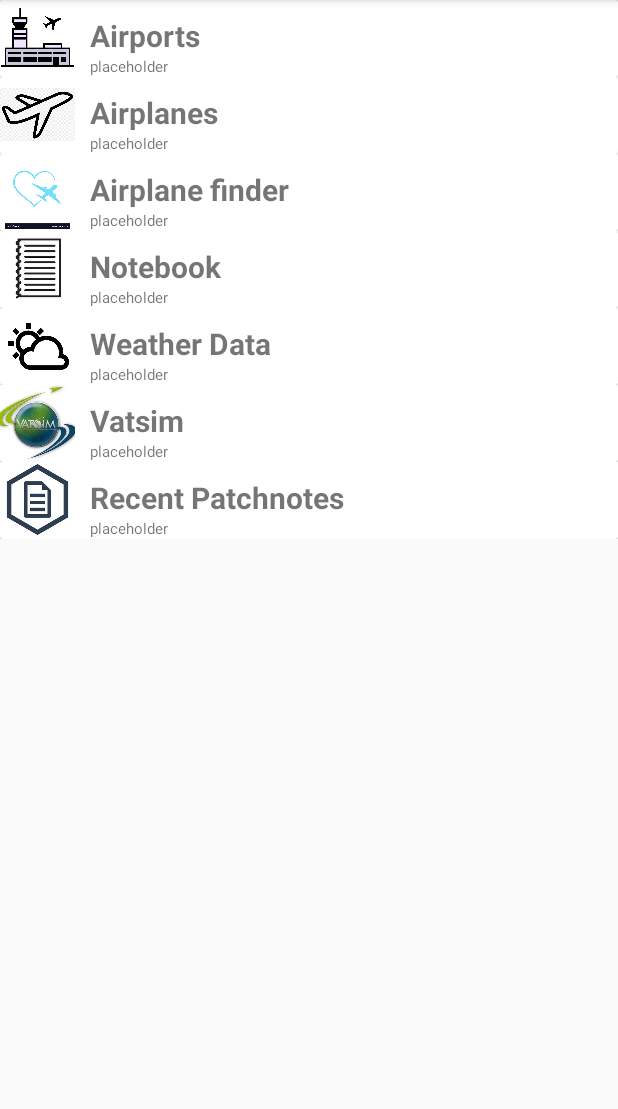
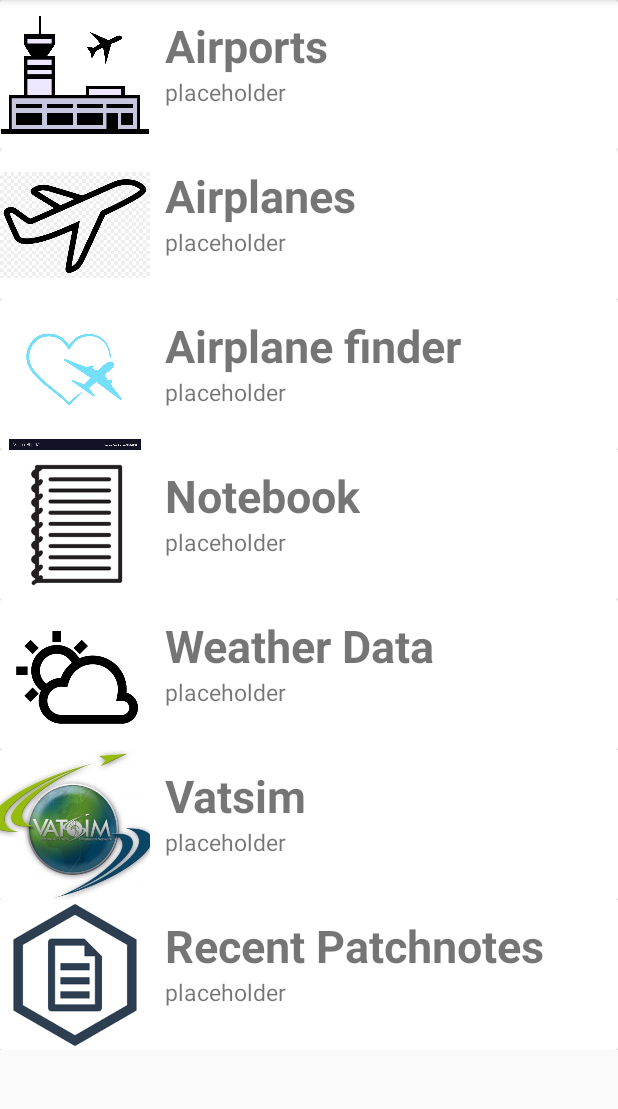
Before and after one commit to capitain96/AndroidProject, an Android app: the MainMenu screen opened directly, with no data from a screen before it, on a phone screen of 412 x 824 dp, the part 84-1193 px from its top. Run offline under Robolectric (Android 15) with nearby library versions, the phone set to English and light mode, and no system bars.

Commit message:
No idea what I changed here

```diff
--- a/app/src/main/res/layout/menu_row.xml
+++ b/app/src/main/res/layout/menu_row.xml
@@ -16,8 +16,8 @@
 
             <ImageView
                 android:id="@+id/menuItemImage"
-                android:layout_width="50dp"
-                android:layout_height="50dp"
+                android:layout_width="100dp"
+                android:layout_height="100dp"
                 app:srcCompat="@mipmap/ic_launcher" />
 
             <TextView
@@ -28,7 +28,7 @@
                 android:layout_marginLeft="10dp"
                 android:layout_marginTop="10dp"
                 android:text="Title"
-                android:textSize="20dp"
+                android:textSize="30dp"
                 android:textStyle="bold"
                 app:layout_constraintStart_toEndOf="@+id/menuItemImage"
                 app:layout_constraintTop_toTopOf="parent" />
@@ -38,7 +38,7 @@
                 android:layout_width="wrap_content"
                 android:layout_height="wrap_content"
                 android:text="Description"
-                android:textSize="10dp"
+                android:textSize="15dp"
                 app:layout_constraintStart_toStartOf="@+id/menuItemTitle"
                 app:layout_constraintTop_toBottomOf="@+id/menuItemTitle" />
 
```
